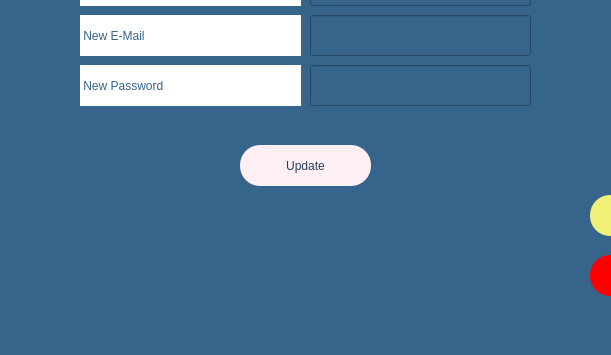
This is updatepage.ui in melihorhanyilmaz/Project as Qt 5 draws it before an edit; both pictures show x 100 to 711 and y 245 to 600 of the 800 by 600 pixel window. The edited form follows.
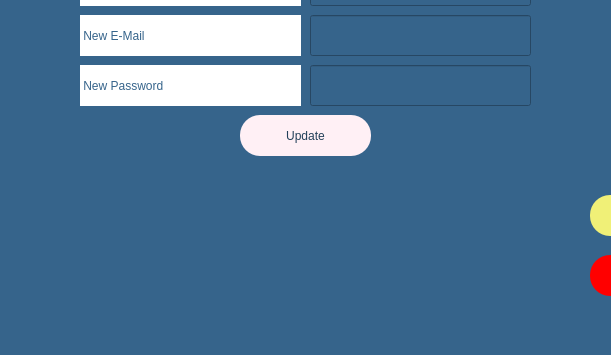
This is the edited form.

```diff
--- a/updatepage.ui
+++ b/updatepage.ui
@@ -98,15 +98,22 @@
    <widget class="QLabel" name="la_error">
     <property name="geometry">
      <rect>
-      <x>300</x>
-      <y>360</y>
-      <width>221</width>
-      <height>13</height>
+      <x>180</x>
+      <y>420</y>
+      <width>451</width>
+      <height>31</height>
      </rect>
     </property>
+    <property name="styleSheet">
+     <string notr="true">color: rgb(255, 255, 255);
+font: 63 14pt &quot;Montserrat SemiBold&quot;;</string>
+    </property>
     <property name="text">
      <string/>
     </property>
+    <property name="alignment">
+     <set>Qt::AlignCenter</set>
+    </property>
    </widget>
    <widget class="QLabel" name="la_name">
     <property name="geometry">
@@ -171,7 +178,7 @@
     <property name="geometry">
      <rect>
       <x>340</x>
-      <y>390</y>
+      <y>360</y>
       <width>131</width>
       <height>41</height>
      </rect>
```
Left out of the diff: 8 changed lines with no effect on the pictures.
